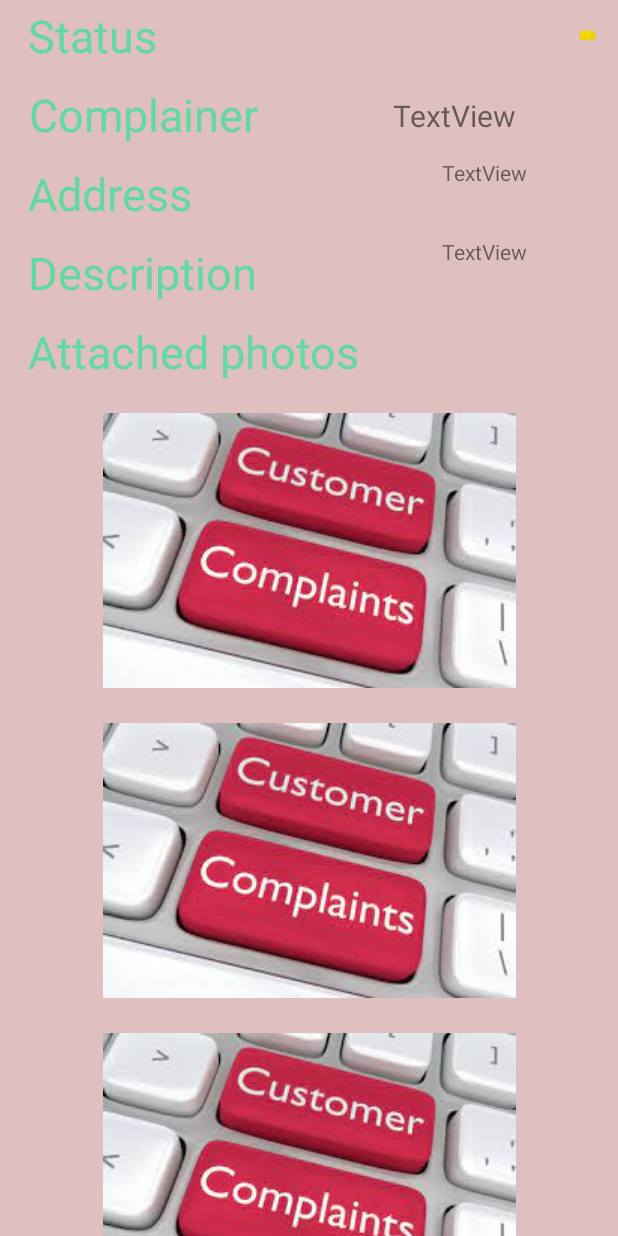
After one commit to sparjapati/One-Solution, an Android app: the fragment ComplaintDetailFragment placed in its activity, on a phone screen of 412 x 824 dp. The commit adds this screen. Run offline under Robolectric (Android 15) with nearby library versions, the phone set to English and light mode, and no system bars; our stand-ins replace Picasso, data binding; 1 statement that could not run was skipped.

Commit message:
Implemented Complaint Detail Fragment

```diff
--- a/app/src/main/java/edu/vermaSanjay15907/oneSolution/activities/SplashActivity.kt
+++ b/app/src/main/java/edu/vermaSanjay15907/oneSolution/activities/SplashActivity.kt
@@ -6,10 +6,9 @@ import android.os.Bundle
 import android.os.Handler
 import android.view.WindowInsets
 import android.view.WindowManager
-import androidx.appcompat.app.AppCompatActivity
 import edu.vermaSanjay15907.oneSolution.R
 
-class SplashActivity : AppCompatActivity() {
+class SplashActivity : BaseActivity() {
     override fun onCreate(savedInstanceState: Bundle?) {
         super.onCreate(savedInstanceState)
         setContentView(R.layout.activity_splash)
--- /dev/null
+++ b/app/src/main/java/edu/vermaSanjay15907/oneSolution/adapters/ComplaintImagesAdapter.kt
@@ -0,0 +1,34 @@
+package edu.vermaSanjay15907.oneSolution.adapters
+
+import android.content.Context
+import android.view.LayoutInflater
+import android.view.View
+import android.view.ViewGroup
+import androidx.recyclerview.widget.RecyclerView
+import com.squareup.picasso.Picasso
+import edu.vermaSanjay15907.oneSolution.R
+import edu.vermaSanjay15907.oneSolution.databinding.ComplaintImageviewBinding
+
+class ComplaintImagesAdapter(private val context: Context, private val images: ArrayList<String>) :
+    RecyclerView.Adapter<ComplaintImagesAdapter.ViewHolder>() {
+
+    override fun onCreateViewHolder(parent: ViewGroup, viewType: Int): ViewHolder {
+        val view = LayoutInflater.from(context).inflate(R.layout.complaint_imageview, parent, false)
+        return ViewHolder(view)
+    }
+
+    override fun onBindViewHolder(holder: ViewHolder, position: Int) {
+////        val imageUrl = images[position]
+//        Picasso.get().load(imageUrl).placeholder(R.drawable.placeholder)
+//            .into(holder.binding.imageView
+    }
+
+    override fun getItemCount(): Int {
+//        return images.size
+        return 15
+    }
+
+    class ViewHolder(itemView: View) : RecyclerView.ViewHolder(itemView) {
+        val binding = ComplaintImageviewBinding.bind(itemView)
+    }
+}
--- a/app/src/main/java/edu/vermaSanjay15907/oneSolution/adapters/HomeActivityComplaintListAdapter.kt
+++ b/app/src/main/java/edu/vermaSanjay15907/oneSolution/adapters/HomeActivityComplaintListAdapter.kt
@@ -6,9 +6,11 @@ import android.view.View
 import android.view.ViewGroup
 import android.widget.ImageView
 import android.widget.TextView
+import androidx.navigation.Navigation
 import androidx.recyclerview.widget.RecyclerView
 import edu.vermaSanjay15907.oneSolution.R
 import edu.vermaSanjay15907.oneSolution.databinding.HomeComplaintItemBinding
+import edu.vermaSanjay15907.oneSolution.fragments.HomeFragmentDirections
 import edu.vermaSanjay15907.oneSolution.models.Complaint
 
 class HomeActivityComplaintListAdapter(
@@ -23,6 +25,7 @@ class HomeActivityComplaintListAdapter(
 
     override fun onBindViewHolder(holder: ViewHolder, position: Int) {
 //        val complaint = complaints[position]
+        val complaintId = ""
         holder.apply {
 
             complainingPersonName.text = "Demo Person"
@@ -58,6 +61,15 @@ class HomeActivityComplaintListAdapter(
 //                })
         }
 
+        holder.binding.root.setOnClickListener {
+            Navigation.findNavController(it)
+                .navigate(
+                    HomeFragmentDirections.actionHomeFragmentToComplaintDetailFragment(
+                        complaintId
+                    )
+                )
+        }
+
     }
 
     override fun getItemCount(): Int {
--- /dev/null
+++ b/app/src/main/java/edu/vermaSanjay15907/oneSolution/fragments/ComplaintDetailFragment.kt
@@ -0,0 +1,36 @@
+package edu.vermaSanjay15907.oneSolution.fragments
+
+import android.os.Bundle
+import android.view.LayoutInflater
+import android.view.View
+import android.view.ViewGroup
+import androidx.fragment.app.Fragment
+import androidx.recyclerview.widget.LinearLayoutManager
+import edu.vermaSanjay15907.oneSolution.adapters.ComplaintImagesAdapter
+import edu.vermaSanjay15907.oneSolution.databinding.FragmentComplaintDetailBinding
+
+class ComplaintDetailFragment : Fragment() {
+    private lateinit var binding: FragmentComplaintDetailBinding
+    private lateinit var complaintId: String
+
+    override fun onCreateView(
+        inflater: LayoutInflater, container: ViewGroup?,
+        savedInstanceState: Bundle?
+    ): View {
+        binding = FragmentComplaintDetailBinding.inflate(layoutInflater, container, false)
+
+        var args = arguments?.let { ComplaintDetailFragmentArgs.fromBundle(it) }
+        complaintId = args!!.complaintId
+
+        val images = ArrayList<String>()
+        val adapter = ComplaintImagesAdapter(requireActivity(), images)
+        val layoutManager =
+            LinearLayoutManager(activity, LinearLayoutManager.VERTICAL, false)
+        binding.rvImages.layoutManager = layoutManager
+        binding.rvImages.isNestedScrollingEnabled = false
+        binding.rvImages.adapter = adapter
+
+        return binding.root
+
+    }
+}
--- a/app/src/main/java/edu/vermaSanjay15907/oneSolution/fragments/HomeFragment.kt
+++ b/app/src/main/java/edu/vermaSanjay15907/oneSolution/fragments/HomeFragment.kt
@@ -43,14 +43,9 @@ class HomeFragment : Fragment() {
         binding
             .btnAddNewComplaint.setOnClickListener {
                 Toast.makeText(activity, "Adding a new Complaint", Toast.LENGTH_SHORT).show()
-//                findNavController().navigate(HomeFragmentDirections.actionHomeFragmentToNewComplaintFragment())
+                findNavController().navigate(HomeFragmentDirections.actionHomeFragmentToNewComplaintFragment())
             }
 
-        binding
-            .btnAddNewComplaint.setOnClickListener {
-                Toast.makeText(activity, "Adding a new Complaint", Toast.LENGTH_SHORT).show()
-                findNavController().navigate(HomeFragmentDirections.actionHomeFragmentToNewComplaintFragment())
-            }
 
         return binding.root
     }
--- /dev/null
+++ b/app/src/main/res/layout/complaint_imageview.xml
@@ -0,0 +1,28 @@
+<?xml version="1.0" encoding="utf-8"?>
+<layout xmlns:android="http://schemas.android.com/apk/res/android"
+    xmlns:app="http://schemas.android.com/apk/res-auto"
+    xmlns:tools="http://schemas.android.com/tools">
+
+    <data>
+
+    </data>
+
+    <androidx.constraintlayout.widget.ConstraintLayout
+        android:layout_width="match_parent"
+        android:layout_height="200dp"
+
+        android:layout_margin="3dp">
+
+        <ImageView
+            android:id="@+id/imageView"
+            android:layout_width="0dp"
+            android:layout_height="wrap_content"
+            android:contentDescription="@string/complaint_images"
+            android:scaleType="centerInside"
+            app:layout_constraintBottom_toBottomOf="parent"
+            app:layout_constraintEnd_toEndOf="parent"
+            app:layout_constraintStart_toStartOf="parent"
+            app:layout_constraintTop_toTopOf="parent"
+            app:srcCompat="@drawable/placeholder" />
+    </androidx.constraintlayout.widget.ConstraintLayout>
+</layout>
--- /dev/null
+++ b/app/src/main/res/layout/fragment_complaint_detail.xml
@@ -0,0 +1,158 @@
+<?xml version="1.0" encoding="utf-8"?>
+<layout xmlns:android="http://schemas.android.com/apk/res/android"
+    xmlns:tools="http://schemas.android.com/tools"
+    xmlns:app="http://schemas.android.com/apk/res-auto">
+
+    <data>
+
+    </data>
+
+    <androidx.constraintlayout.widget.ConstraintLayout
+        android:layout_width="match_parent"
+        android:layout_height="match_parent"
+        android:background="#E0BFBF"
+        tools:context=".fragments.ComplaintDetailFragment">
+
+        <LinearLayout
+            android:layout_width="0dp"
+            android:layout_height="0dp"
+            android:orientation="vertical"
+            app:layout_constraintBottom_toBottomOf="parent"
+            app:layout_constraintEnd_toEndOf="parent"
+            app:layout_constraintHorizontal_bias="0.5"
+            app:layout_constraintStart_toStartOf="parent"
+            app:layout_constraintTop_toTopOf="parent">
+
+            <androidx.constraintlayout.widget.ConstraintLayout
+                android:id="@+id/cvStatus"
+                android:layout_width="match_parent"
+                android:layout_height="wrap_content"
+                android:layout_marginBottom="5dp">
+
+                <TextView
+                    android:id="@+id/tvIsSolved"
+                    style="@style/complaint_fragment_label_style"
+                    android:text="Status"
+                    app:layout_constraintBottom_toBottomOf="parent"
+                    app:layout_constraintStart_toStartOf="parent"
+                    app:layout_constraintTop_toTopOf="parent" />
+
+                <ImageView
+                    android:id="@+id/ivStatus"
+                    android:layout_width="10dp"
+                    android:layout_height="10dp"
+                    android:layout_marginEnd="15dp"
+                    android:src="@drawable/yellow"
+                    app:layout_constraintBottom_toBottomOf="@+id/tvIsSolved"
+                    app:layout_constraintEnd_toEndOf="parent"
+                    app:layout_constraintTop_toTopOf="@+id/tvIsSolved" />
+            </androidx.constraintlayout.widget.ConstraintLayout>
+
+            <androidx.constraintlayout.widget.ConstraintLayout
+                android:id="@+id/cvComplaintBy"
+                android:layout_width="match_parent"
+                android:layout_height="wrap_content"
+                android:layout_marginBottom="5dp">
+
+                <TextView
+                    android:id="@+id/labelComplaintBy"
+                    style="@style/complaint_fragment_label_style"
+                    android:layout_width="wrap_content"
+                    android:layout_height="wrap_content"
+                    android:layout_marginStart="16dp"
+                    android:text="Complainer"
+                    android:textSize="30sp"
+                    app:layout_constraintBottom_toBottomOf="parent"
+                    app:layout_constraintStart_toStartOf="parent"
+                    app:layout_constraintTop_toTopOf="parent"
+                    app:layout_constraintVertical_bias="0.0" />
+
+                <TextView
+                    android:id="@+id/tvComplaintBy"
+                    android:layout_width="wrap_content"
+                    android:layout_height="wrap_content"
+                    android:layout_marginEnd="68dp"
+                    android:text="TextView"
+                    android:textSize="20sp"
+                    app:layout_constraintBottom_toBottomOf="parent"
+                    app:layout_constraintEnd_toEndOf="parent"
+                    app:layout_constraintTop_toTopOf="@+id/labelComplaintBy"
+                    app:layout_constraintVertical_bias="0.526" />
+            </androidx.constraintlayout.widget.ConstraintLayout>
+
+            <androidx.constraintlayout.widget.ConstraintLayout
+                android:id="@+id/cvComplaintAddress"
+                android:layout_width="match_parent"
+                android:layout_height="wrap_content"
+                android:layout_marginBottom="5dp">
+
+                <TextView
+                    android:id="@+id/labelComplaintAddress"
+                    style="@style/complaint_fragment_label_style"
+                    android:layout_width="wrap_content"
+                    android:layout_height="wrap_content"
+                    android:text="Address"
+                    app:layout_constraintBottom_toBottomOf="parent"
+                    app:layout_constraintStart_toStartOf="parent"
+                    app:layout_constraintTop_toTopOf="parent" />
+
+                <TextView
+                    android:id="@+id/tvComplaintAddress"
+                    android:layout_width="101dp"
+                    android:layout_height="0dp"
+                    android:layout_marginEnd="16dp"
+                    android:text="TextView"
+                    app:layout_constraintEnd_toEndOf="parent"
+                    app:layout_constraintTop_toTopOf="@+id/labelComplaintAddress" />
+            </androidx.constraintlayout.widget.ConstraintLayout>
+
+            <androidx.constraintlayout.widget.ConstraintLayout
+                android:id="@+id/cvComplaintDescription"
+                android:layout_width="match_parent"
+                android:layout_height="wrap_content"
+                android:layout_marginBottom="5dp">
+
+                <TextView
+                    android:id="@+id/labelComplaintDescription"
+                    style="@style/complaint_fragment_label_style"
+                    android:layout_width="wrap_content"
+                    android:layout_height="wrap_content"
+                    android:text="Description"
+                    app:layout_constraintBottom_toBottomOf="parent"
+                    app:layout_constraintStart_toStartOf="parent"
+                    app:layout_constraintTop_toTopOf="parent" />
+
+                <TextView
+                    android:id="@+id/tvComplaintDescription"
+                    android:layout_width="101dp"
+                    android:layout_height="0dp"
+                    android:layout_marginEnd="16dp"
+                    android:text="TextView"
+                    app:layout_constraintEnd_toEndOf="parent"
+                    app:layout_constraintTop_toTopOf="@+id/labelComplaintDescription" />
+            </androidx.constraintlayout.widget.ConstraintLayout>
+
+            <LinearLayout
+                android:id="@+id/cvComplaintPhotos"
+                android:layout_width="match_parent"
+                android:layout_height="match_parent"
+                android:orientation="vertical">
+
+                <TextView
+                    android:id="@+id/labelComplaintPhotos"
+                    style="@style/complaint_fragment_label_style"
+                    android:layout_width="match_parent"
+                    android:layout_height="wrap_content"
+                    android:layout_marginBottom="5dp"
+                    android:text="Attached photos" />
+
+                <androidx.recyclerview.widget.RecyclerView
+                    android:id="@+id/rvImages"
+                    android:layout_width="match_parent"
+                    android:layout_height="match_parent" />
+            </LinearLayout>
+
+        </LinearLayout>
+
+    </androidx.constraintlayout.widget.ConstraintLayout>
+</layout>
--- a/app/src/main/res/navigation/home_screen_nav_graph.xml
+++ b/app/src/main/res/navigation/home_screen_nav_graph.xml
@@ -11,6 +11,9 @@
         <action
             android:id="@+id/action_homeFragment_to_newComplaintFragment"
             app:destination="@id/newComplaintFragment" />
+        <action
+            android:id="@+id/action_homeFragment_to_complaintDetailFragment"
+            app:destination="@id/complaintDetailFragment" />
     </fragment>
     <fragment
         android:id="@+id/newComplaintFragment"
@@ -20,4 +23,12 @@
             android:id="@+id/action_newComplaintFragment_to_homeFragment"
             app:destination="@id/homeFragment" />
     </fragment>
+    <fragment
+        android:id="@+id/complaintDetailFragment"
+        android:name="edu.vermaSanjay15907.oneSolution.fragments.ComplaintDetailFragment"
+        android:label="ComplaintDetailFragment" >
+        <argument
+            android:name="ComplaintId"
+            app:argType="string" />
+    </fragment>
 </navigation>
--- a/app/src/main/res/values/styles.xml
+++ b/app/src/main/res/values/styles.xml
@@ -16,4 +16,14 @@
         <item name="android:background">@drawable/et_bg</item>
         <item name="height">45dp</item>
     </style>
+
+    <style name="complaint_fragment_label_style">
+        <item name="android:layout_width">wrap_content</item>
+        <item name="android:layout_height">wrap_content</item>
+        <item name="android:layout_marginStart">15dp</item>
+        <item name="android:padding">3dp</item>
+        <item name="android:textColor">#62D9A1</item>
+        <item name="android:textSize">30sp</item>
+    </style>
+
 </resources>
```
